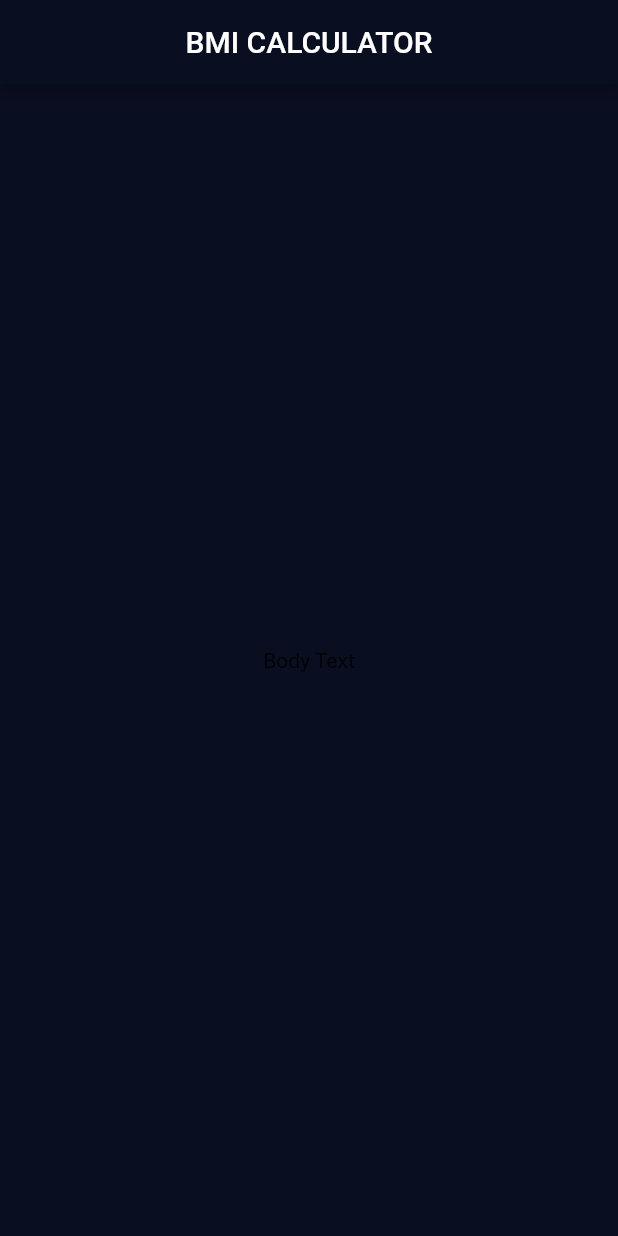
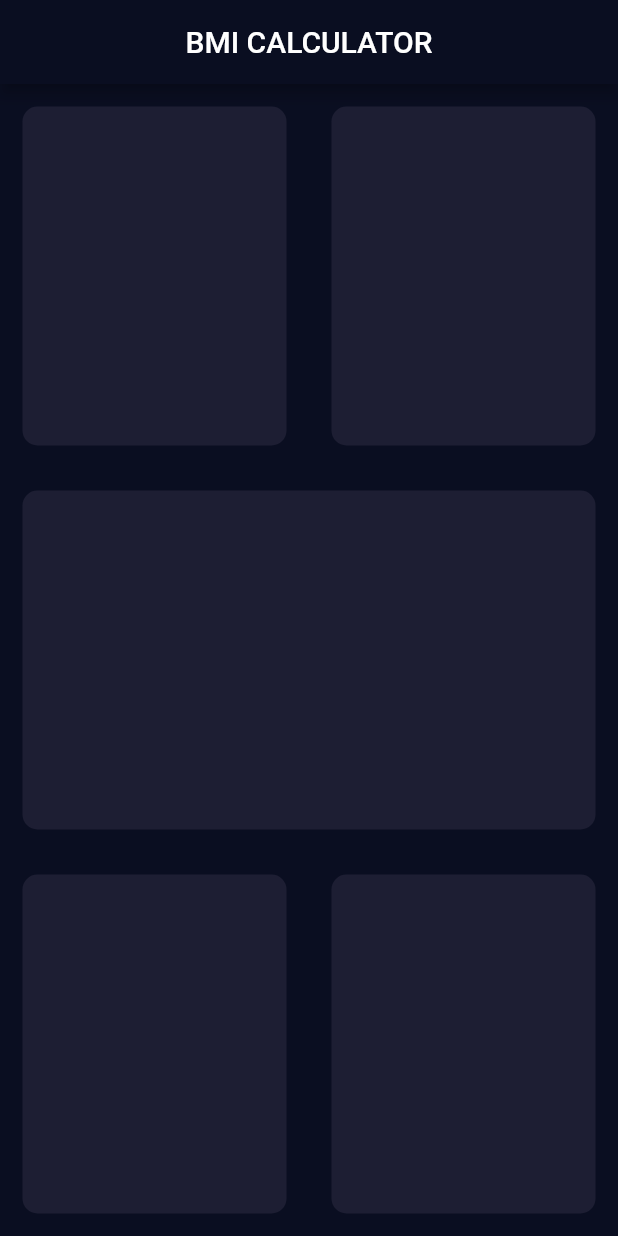
Before and after one commit to tryggos16/bmi_ntv, a Flutter app: the screen it shows after launch, on a phone screen of 412 x 824 dp. Run offline on Flutter 3.47's test engine with Material 2 defaults, Android fonts, the phone set to English and light mode, and no system bars.

Commit message:
Update input_page.dart

```diff
--- a/lib/input_page.dart
+++ b/lib/input_page.dart
@@ -13,13 +13,68 @@ class _InputPageState extends State<InputPage> {
     return Scaffold(
       appBar: AppBar(
         backgroundColor: Color(0xFF0A0E21),
-        title: Center(
-          child: const Text('BMI CALCULATOR'),
-
-        )
+        title: const Center(
+          child: Text('BMI CALCULATOR'),
+        ),
       ),
-      body: const Center(
-        child: Text('Body Text'),
+      body: Column(
+        children: <Widget>[
+          Expanded(
+            child: Row(
+              children: <Widget> [
+                Expanded(
+                  child: Container(
+                    margin: EdgeInsets.all(15.0),
+                    decoration: BoxDecoration(
+                      color: Color(0xFF1D1E33),
+                      borderRadius: BorderRadius.circular(10),
+                    ),
+                  ),
+                ),
+                Expanded(
+                  child: Container(
+                    margin: EdgeInsets.all(15.0),
+                    decoration: BoxDecoration(
+                      color: Color(0xFF1D1E33),
+                      borderRadius: BorderRadius.circular(10),
+                    ),
+                  ),
+                ),
+              ],
+            ),
+          ),
+          Expanded(
+            child: Container(
+              margin: EdgeInsets.all(15.0),
+              decoration: BoxDecoration(
+                color: Color(0xFF1D1E33),
+                borderRadius: BorderRadius.circular(10),
+              ),
+            ),
+          ),
+          Expanded(child: Row(
+            children: <Widget>[
+              Expanded(
+                child: Container(
+                  margin: EdgeInsets.all(15.0),
+                  decoration: BoxDecoration(
+                    color: Color(0xFF1D1E33),
+                    borderRadius: BorderRadius.circular(10),
+                  ),
+                ),
+              ),
+              Expanded(
+                child: Container(
+                  margin: EdgeInsets.all(15.0),
+                  decoration: BoxDecoration(
+                    color: Color(0xFF1D1E33),
+                    borderRadius: BorderRadius.circular(10),
+                  ),
+                ),
+              ),
+            ],
+          )),
+        ],
       ),
     );
   }
```
